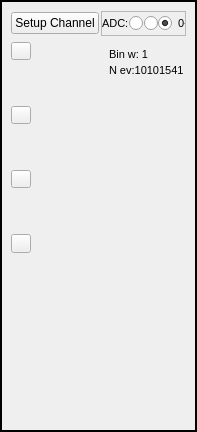
First picture: the form in Histograms_v3/channelhistwidget.ui, repository OK2100/Histograms_v3, before the edit.
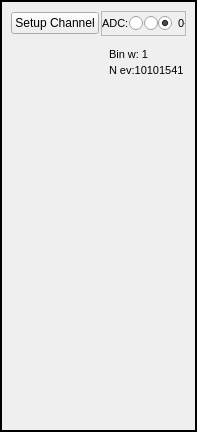
Second picture: the form after the edit. Custom widgets are drawn as their Qt base class.

Commit message: Add statusBar and remove unused buttons

What changed in the file:
```diff
--- a/Histograms_v3/channelhistwidget.ui
+++ b/Histograms_v3/channelhistwidget.ui
@@ -77,93 +77,7 @@
          </layout>
         </item>
         <item row="1" column="0">
-         <layout class="QHBoxLayout" name="horizontalLayout" stretch="1,10">
-          <item>
-           <layout class="QVBoxLayout" name="verticalLayout">
-            <item>
-             <widget class="QPushButton" name="pushButton_2">
-              <property name="sizePolicy">
-               <sizepolicy hsizetype="Minimum" vsizetype="Minimum">
-                <horstretch>0</horstretch>
-                <verstretch>0</verstretch>
-               </sizepolicy>
-              </property>
-              <property name="minimumSize">
-               <size>
-                <width>10</width>
-                <height>10</height>
-               </size>
-              </property>
-              <property name="maximumSize">
-               <size>
-                <width>20</width>
-                <height>20</height>
-               </size>
-              </property>
-              <property name="text">
-               <string/>
-              </property>
-             </widget>
-            </item>
-            <item>
-             <spacer name="verticalSpacer">
-              <property name="orientation">
-               <enum>Qt::Vertical</enum>
-              </property>
-              <property name="sizeType">
-               <enum>QSizePolicy::Minimum</enum>
-              </property>
-              <property name="sizeHint" stdset="0">
-               <size>
-                <width>20</width>
-                <height>40</height>
-               </size>
-              </property>
-             </spacer>
-            </item>
-            <item>
-             <widget class="QPushButton" name="pushButton_3">
-              <property name="sizePolicy">
-               <sizepolicy hsizetype="Minimum" vsizetype="Minimum">
-                <horstretch>0</horstretch>
-                <verstretch>0</verstretch>
-               </sizepolicy>
-              </property>
-              <property name="minimumSize">
-               <size>
-                <width>10</width>
-                <height>10</height>
-               </size>
-              </property>
-              <property name="maximumSize">
-               <size>
-                <width>20</width>
-                <height>20</height>
-               </size>
-              </property>
-              <property name="text">
-               <string/>
-              </property>
-             </widget>
-            </item>
-            <item>
-             <spacer name="verticalSpacer_2">
-              <property name="orientation">
-               <enum>Qt::Vertical</enum>
-              </property>
-              <property name="sizeType">
-               <enum>QSizePolicy::Minimum</enum>
-              </property>
-              <property name="sizeHint" stdset="0">
-               <size>
-                <width>20</width>
-                <height>40</height>
-               </size>
-              </property>
-             </spacer>
-            </item>
-           </layout>
-          </item>
+         <layout class="QHBoxLayout" name="horizontalLayout" stretch="10">
           <item>
            <widget class="QCustomPlot" name="chargeHist" native="true">
             <layout class="QGridLayout" name="gridLayout_4">
@@ -238,93 +152,7 @@
          </layout>
         </item>
         <item row="2" column="0">
-         <layout class="QHBoxLayout" name="horizontalLayout_3" stretch="1,10">
-          <item>
-           <layout class="QVBoxLayout" name="verticalLayout_2">
-            <item>
-             <widget class="QPushButton" name="pushButton_5">
-              <property name="sizePolicy">
-               <sizepolicy hsizetype="Preferred" vsizetype="Minimum">
-                <horstretch>0</horstretch>
-                <verstretch>0</verstretch>
-               </sizepolicy>
-              </property>
-              <property name="minimumSize">
-               <size>
-                <width>15</width>
-                <height>15</height>
-               </size>
-              </property>
-              <property name="maximumSize">
-               <size>
-                <width>20</width>
-                <height>20</height>
-               </size>
-              </property>
-              <property name="text">
-               <string/>
-              </property>
-             </widget>
-            </item>
-            <item>
-             <spacer name="verticalSpacer_4">
-              <property name="orientation">
-               <enum>Qt::Vertical</enum>
-              </property>
-              <property name="sizeType">
-               <enum>QSizePolicy::Minimum</enum>
-              </property>
-              <property name="sizeHint" stdset="0">
-               <size>
-                <width>20</width>
-                <height>40</height>
-               </size>
-              </property>
-             </spacer>
-            </item>
-            <item>
-             <widget class="QPushButton" name="pushButton_4">
-              <property name="sizePolicy">
-               <sizepolicy hsizetype="Minimum" vsizetype="Minimum">
-                <horstretch>0</horstretch>
-                <verstretch>0</verstretch>
-               </sizepolicy>
-              </property>
-              <property name="minimumSize">
-               <size>
-                <width>10</width>
-                <height>10</height>
-               </size>
-              </property>
-              <property name="maximumSize">
-               <size>
-                <width>20</width>
-                <height>20</height>
-               </size>
-              </property>
-              <property name="text">
-               <string/>
-              </property>
-             </widget>
-            </item>
-            <item>
-             <spacer name="verticalSpacer_3">
-              <property name="orientation">
-               <enum>Qt::Vertical</enum>
-              </property>
-              <property name="sizeType">
-               <enum>QSizePolicy::Minimum</enum>
-              </property>
-              <property name="sizeHint" stdset="0">
-               <size>
-                <width>20</width>
-                <height>40</height>
-               </size>
-              </property>
-             </spacer>
-            </item>
-           </layout>
-          </item>
+         <layout class="QHBoxLayout" name="horizontalLayout_3" stretch="10">
           <item>
            <widget class="QCustomPlot" name="timeHist" native="true"/>
           </item>
```
Left out of the diff: 22 changed lines with no effect on the pictures. The commit also changes 3 other files.
